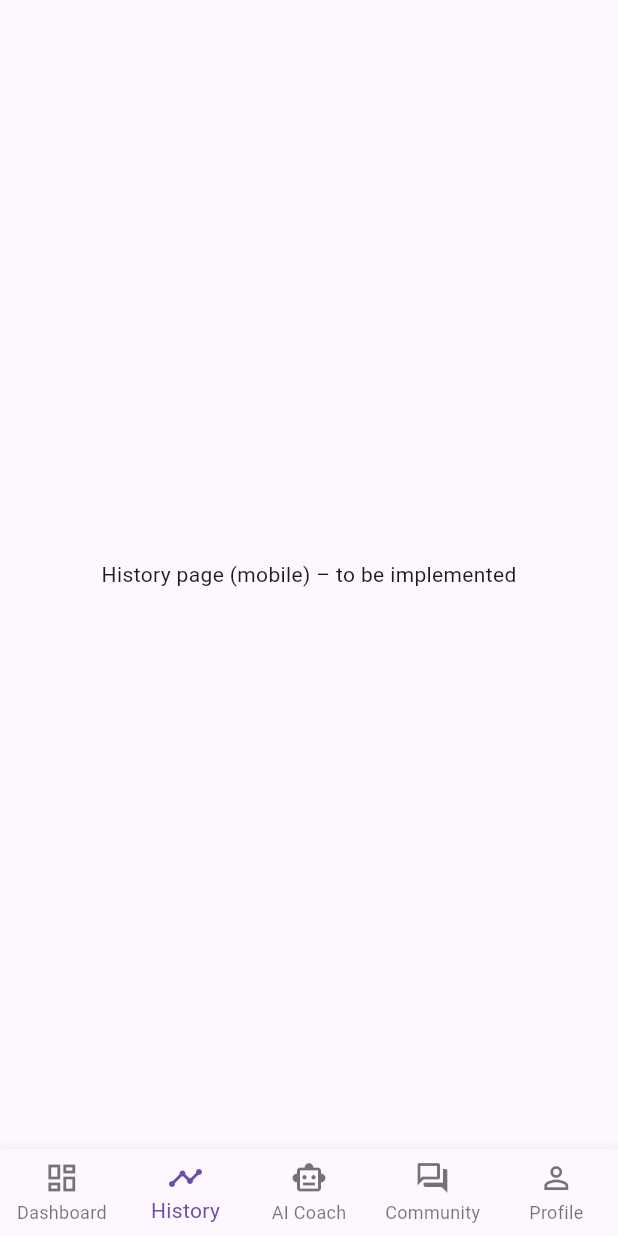
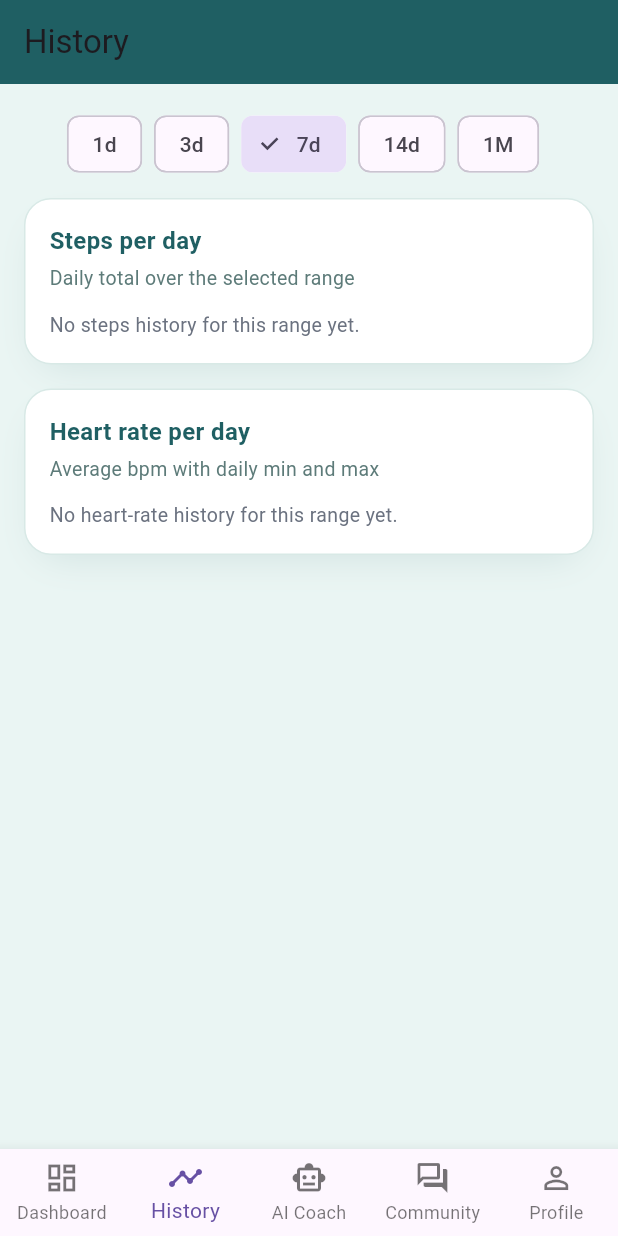
Before and after one commit to adrdeatcu/WellSync_mobile, a Flutter app: the MobileHomeShell screen opened directly, item 2 of the bottom bar chosen, on a phone screen of 412 x 824 dp. Run offline on Flutter 3.47's test engine with Material 3 defaults, Android fonts, the phone set to English and light mode, and no system bars; our stand-ins replace flutter_blue_plus, permission_handler, supabase_flutter; accounts and stored records are empty.

Commit message:
feat: add history page + getting date from daily_stats table, add a filter to see a specific time range

```diff
--- /dev/null
+++ b/lib/mobile_history_page.dart
@@ -0,0 +1,419 @@
+// lib/mobile_history_page.dart
+import 'package:flutter/foundation.dart';
+import 'package:flutter/material.dart';
+import 'package:supabase_flutter/supabase_flutter.dart';
+
+class StepsHistoryItem {
+  final String date;
+  final int totalSteps;
+
+  StepsHistoryItem({required this.date, required this.totalSteps});
+}
+
+class HeartRateHistoryItem {
+  final String date;
+  final double? avgHeartRateBpm;
+  final double? minHeartRateBpm;
+  final double? maxHeartRateBpm;
+
+  HeartRateHistoryItem({
+    required this.date,
+    required this.avgHeartRateBpm,
+    required this.minHeartRateBpm,
+    required this.maxHeartRateBpm,
+  });
+}
+
+class MobileHistoryPage extends StatefulWidget {
+  const MobileHistoryPage({super.key});
+
+  @override
+  State<MobileHistoryPage> createState() => _MobileHistoryPageState();
+}
+
+class _MobileHistoryPageState extends State<MobileHistoryPage> {
+  final _supabase = Supabase.instance.client;
+
+  int _rangeDays = 7;
+  bool _loading = false;
+  String? _error;
+
+  List<StepsHistoryItem> _stepsHistory = [];
+  List<HeartRateHistoryItem> _hrHistory = [];
+
+  final List<int> _ranges = const [1, 3, 7, 14, 30];
+
+  @override
+  void initState() {
+    super.initState();
+    _loadData(_rangeDays);
+  }
+
+  Future<void> _loadData(int days) async {
+    setState(() {
+      _loading = true;
+      _error = null;
+    });
+
+    try {
+      final user = _supabase.auth.currentUser;
+      if (user == null) {
+        setState(() {
+          _error = 'You are not logged in.';
+          _loading = false;
+        });
+        return;
+      }
+
+      // Compute date range in UTC: same logic as backend
+      final now = DateTime.now().toUtc();
+      final endDate = DateTime.utc(now.year, now.month, now.day);
+      final startDate =
+          endDate.subtract(Duration(days: days - 1)); // inclusive range
+
+      final startStr = _formatDate(startDate);
+      final endStr = _formatDate(endDate);
+
+      // Fetch from daily_stats for this user and range
+      final res = await _supabase
+          .from('daily_stats')
+          .select(
+            '''
+            date,
+            total_steps,
+            avg_heart_rate_bpm,
+            min_heart_rate_bpm,
+            max_heart_rate_bpm
+            ''',
+          )
+          .eq('user_id', user.id)
+          .gte('date', startStr)
+          .lte('date', endStr)
+          .order('date', ascending: true);
+
+      final rows = res as List<dynamic>;
+
+      final steps = <StepsHistoryItem>[];
+      final hr = <HeartRateHistoryItem>[];
+
+      for (final row in rows) {
+        final m = row as Map<String, dynamic>;
+        final date = m['date'] as String;
+
+        final totalStepsRaw = m['total_steps'];
+        final totalSteps =
+            (totalStepsRaw is int ? totalStepsRaw : (totalStepsRaw ?? 0)) as int;
+
+        steps.add(
+          StepsHistoryItem(
+            date: date,
+            totalSteps: totalSteps,
+          ),
+        );
+
+        double? avgHr;
+        if (m['avg_heart_rate_bpm'] is num) {
+          avgHr = (m['avg_heart_rate_bpm'] as num).toDouble();
+        }
+
+        double? minHr;
+        if (m['min_heart_rate_bpm'] is num) {
+          minHr = (m['min_heart_rate_bpm'] as num).toDouble();
+        }
+
+        double? maxHr;
+        if (m['max_heart_rate_bpm'] is num) {
+          maxHr = (m['max_heart_rate_bpm'] as num).toDouble();
+        }
+
+        hr.add(
+          HeartRateHistoryItem(
+            date: date,
+            avgHeartRateBpm: avgHr,
+            minHeartRateBpm: minHr,
+            maxHeartRateBpm: maxHr,
+          ),
+        );
+      }
+
+      setState(() {
+        _rangeDays = days;
+        _stepsHistory = steps;
+        _hrHistory = hr;
+        _loading = false;
+      });
+    } catch (e) {
+      if (kDebugMode) {
+        print('Error loading history: $e');
+      }
+      setState(() {
+        _error = 'Error loading history';
+        _loading = false;
+      });
+    }
+  }
+
+  String _formatDate(DateTime d) {
+    // Format as YYYY-MM-DD
+    final y = d.year.toString().padLeft(4, '0');
+    final m = d.month.toString().padLeft(2, '0');
+    final day = d.day.toString().padLeft(2, '0');
+    return '$y-$m-$day';
+  }
+
+  @override
+  Widget build(BuildContext context) {
+    final brandDeep = const Color(0xFF1F5F63);
+    final brandBorder = const Color(0xFFD8E9E6);
+    final brandMuted = const Color(0xFF5D7B79);
+
+    return Scaffold(
+      appBar: AppBar(
+        title: const Text('History'),
+        backgroundColor: brandDeep,
+      ),
+      body: Container(
+        width: double.infinity,
+        color: const Color(0xFFEAF5F3),
+        padding: const EdgeInsets.all(16),
+        child: Column(
+          children: [
+            // Range selector pills
+            SingleChildScrollView(
+              scrollDirection: Axis.horizontal,
+              child: Row(
+                children: _ranges.map((r) {
+                  final active = r == _rangeDays;
+                  return Padding(
+                    padding: const EdgeInsets.only(right: 8),
+                    child: ChoiceChip(
+                      label: Text(r == 30 ? '1M' : '${r}d'),
+                      selected: active,
+                      onSelected: (sel) {
+                        if (sel) {
+                          _loadData(r);
+                        }
+                      },
+                    ),
+                  );
+                }).toList(),
+              ),
+            ),
+            const SizedBox(height: 12),
+
+            if (_error != null)
+              Container(
+                margin: const EdgeInsets.only(bottom: 12),
+                padding:
+                    const EdgeInsets.symmetric(horizontal: 12, vertical: 8),
+                decoration: BoxDecoration(
+                  color: const Color(0xFFFDECEC),
+                  borderRadius: BorderRadius.circular(8),
+                  border: Border.all(
+                    color: const Color(0xFFF5C2C0),
+                  ),
+                ),
+                child: Text(
+                  _error!,
+                  style: const TextStyle(
+                    fontSize: 13,
+                    color: Color(0xFFB3261E),
+                  ),
+                ),
+              ),
+
+            if (_loading)
+              const Expanded(
+                child: Center(child: CircularProgressIndicator()),
+              )
+            else
+              Expanded(
+                child: ListView(
+                  children: [
+                    _HistoryCard(
+                      title: 'Steps per day',
+                      subtitle: 'Daily total over the selected range',
+                      brandBorder: brandBorder,
+                      brandMuted: brandMuted,
+                      brandDeep: brandDeep,
+                      children: _stepsHistory.isEmpty
+                          ? const [
+                              Text(
+                                'No steps history for this range yet.',
+                                style: TextStyle(
+                                  fontSize: 13,
+                                  color: Color(0xFF6B7280),
+                                ),
+                              ),
+                            ]
+                          : _stepsHistory
+                              .map(
+                                (item) => _DayRow(
+                                  date: item.date,
+                                  value:
+                                      '${item.totalSteps.toString()} steps',
+                                ),
+                              )
+                              .toList(),
+                    ),
+                    const SizedBox(height: 16),
+                    _HistoryCard(
+                      title: 'Heart rate per day',
+                      subtitle: 'Average bpm with daily min and max',
+                      brandBorder: brandBorder,
+                      brandMuted: brandMuted,
+                      brandDeep: brandDeep,
+                      children: _hrHistory.isEmpty
+                          ? const [
+                              Text(
+                                'No heart-rate history for this range yet.',
+                                style: TextStyle(
+                                  fontSize: 13,
+                                  color: Color(0xFF6B7280),
+                                ),
+                              ),
+                            ]
+                          : _hrHistory
+                              .map(
+                                (item) => _DayRow(
+                                  date: item.date,
+                                  value: _formatHrRow(item),
+                                ),
+                              )
+                              .toList(),
+                    ),
+                  ],
+                ),
+              ),
+          ],
+        ),
+      ),
+    );
+  }
+
+  String _formatHrRow(HeartRateHistoryItem item) {
+    final avg =
+        item.avgHeartRateBpm != null ? item.avgHeartRateBpm!.round().toString() : '—';
+    final min = item.minHeartRateBpm?.round().toString();
+    final max = item.maxHeartRateBpm?.round().toString();
+
+    if (min != null && max != null) {
+      return 'avg $avg bpm (min $min, max $max)';
+    }
+    return 'avg $avg bpm';
+  }
+}
+
+class _HistoryCard extends StatelessWidget {
+  final String title;
+  final String subtitle;
+  final Color brandBorder;
+  final Color brandMuted;
+  final Color brandDeep;
+  final List<Widget> children;
+
+  const _HistoryCard({
+    required this.title,
+    required this.subtitle,
+    required this.brandBorder,
+    required this.brandMuted,
+    required this.brandDeep,
+    required this.children,
+  });
+
+  @override
+  Widget build(BuildContext context) {
+    return Container(
+      padding: const EdgeInsets.all(16),
+      decoration: BoxDecoration(
+        color: Colors.white,
+        borderRadius: BorderRadius.circular(18),
+        border: Border.all(color: brandBorder),
+        boxShadow: const [
+          BoxShadow(
+            color: Color.fromRGBO(31, 95, 99, 0.12),
+            blurRadius: 20,
+            offset: Offset(0, 10),
+            spreadRadius: -8,
+          ),
+        ],
+      ),
+      child: Column(
+        crossAxisAlignment: CrossAxisAlignment.start,
+        children: [
+          Text(
+            title,
+            style: TextStyle(
+              fontSize: 16,
+              fontWeight: FontWeight.w700,
+              color: brandDeep,
+            ),
+          ),
+          const SizedBox(height: 4),
+          Text(
+            subtitle,
+            style: TextStyle(
+              fontSize: 13,
+              color: brandMuted,
+            ),
+          ),
+          const SizedBox(height: 12),
+          ...children,
+        ],
+      ),
+    );
+  }
+}
+
+class _DayRow extends StatelessWidget {
+  final String date;
+  final String value;
+
+  const _DayRow({required this.date, required this.value});
+
+  @override
+  Widget build(BuildContext context) {
+    return Container(
+      margin: const EdgeInsets.only(bottom: 6),
+      padding: const EdgeInsets.symmetric(horizontal: 12, vertical: 8),
+      decoration: BoxDecoration(
+        color: const Color(0xFFFDFEFE),
+        borderRadius: BorderRadius.circular(10),
+        border: const Border(
+          top: BorderSide(
+            color: Color.fromRGBO(31, 95, 99, 0.08),
+          ),
+          bottom: BorderSide(
+            color: Color.fromRGBO(31, 95, 99, 0.08),
+          ),
+          left: BorderSide(
+            color: Color.fromRGBO(31, 95, 99, 0.08),
+          ),
+          right: BorderSide(
+            color: Color.fromRGBO(31, 95, 99, 0.08),
+          ),
+        ),
+      ),
+      child: Row(
+        mainAxisAlignment: MainAxisAlignment.spaceBetween,
+        children: [
+          Text(
+            date,
+            style: const TextStyle(
+              fontSize: 13,
+              fontWeight: FontWeight.w600,
+              color: Color(0xFF1F3B3A),
+            ),
+          ),
+          Text(
+            value,
+            style: const TextStyle(
+              fontSize: 13,
+              color: Color(0xFF2A4948),
+            ),
+          ),
+        ],
+      ),
+    );
+  }
+}
--- a/lib/mobile_home_shell.dart
+++ b/lib/mobile_home_shell.dart
@@ -3,6 +3,7 @@ import 'package:flutter/material.dart';
 
 import 'mobile_dashboard_page.dart';
 import 'mobile_profile_page.dart';
+import 'mobile_history_page.dart';
 
 class MobileHomeShell extends StatefulWidget {
   const MobileHomeShell({super.key});
@@ -14,14 +15,15 @@ class MobileHomeShell extends StatefulWidget {
 class _MobileHomeShellState extends State<MobileHomeShell> {
   int _currentIndex = 0;
 
-  // Dashboard is real, History/AI Coach/Community are placeholders,
-  // Profile is now the real MobileProfilePage.
+  // Dashboard and Profile are real pages.
+  // History is now the real MobileHistoryPage.
+  // AI Coach / Community are placeholders for now.
   final _pages = const [
-    MobileDashboardPage(),        // 0 - Dashboard / Home
-    _HistoryPlaceholderPage(),    // 1 - History
-    _AiCoachPlaceholderPage(),    // 2 - AI Coach
-    _CommunityPlaceholderPage(),  // 3 - Community
-    MobileProfilePage(),          // 4 - Profile
+    MobileDashboardPage(),       // 0 - Dashboard / Home
+    MobileHistoryPage(),         // 1 - History
+    _AiCoachPlaceholderPage(),   // 2 - AI Coach
+    _CommunityPlaceholderPage(), // 3 - Community
+    MobileProfilePage(),         // 4 - Profile
   ];
 
   @override
@@ -70,17 +72,6 @@ class _MobileHomeShellState extends State<MobileHomeShell> {
 
 // Placeholder pages – later replaced with real implementations
 
-class _HistoryPlaceholderPage extends StatelessWidget {
-  const _HistoryPlaceholderPage();
-
-  @override
-  Widget build(BuildContext context) {
-    return const Center(
-      child: Text('History page (mobile) – to be implemented'),
-    );
-  }
-}
-
 class _AiCoachPlaceholderPage extends StatelessWidget {
   const _AiCoachPlaceholderPage();
 
```
